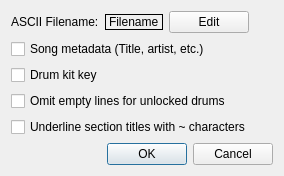
This is src/GUI/asciiDialog.ui in Whatang/DrumBurp as Qt 5 draws it before an edit. The edited form follows.
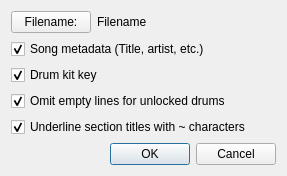
This is the edited form.

Commit message: Greater control over ASCII exports.

```diff
--- a/src/GUI/asciiDialog.ui
+++ b/src/GUI/asciiDialog.ui
@@ -6,7 +6,7 @@
    <rect>
     <x>0</x>
     <y>0</y>
-    <width>284</width>
+    <width>287</width>
     <height>168</height>
    </rect>
   </property>
@@ -23,15 +23,9 @@
    <item>
     <layout class="QHBoxLayout" name="horizontalLayout">
      <item>
-      <widget class="QLabel" name="label">
-       <property name="sizePolicy">
-        <sizepolicy hsizetype="Preferred" vsizetype="Fixed">
-         <horstretch>0</horstretch>
-         <verstretch>0</verstretch>
-        </sizepolicy>
-       </property>
+      <widget class="QPushButton" name="filenameButton">
        <property name="text">
-        <string>ASCII Filename:</string>
+        <string>Filename:</string>
        </property>
       </widget>
      </item>
@@ -44,20 +38,13 @@
         </sizepolicy>
        </property>
        <property name="frameShape">
-        <enum>QFrame::Panel</enum>
+        <enum>QFrame::NoFrame</enum>
        </property>
        <property name="text">
         <string>Filename</string>
        </property>
       </widget>
      </item>
-     <item>
-      <widget class="QPushButton" name="filenameButton">
-       <property name="text">
-        <string>Edit</string>
-       </property>
-      </widget>
-     </item>
      <item>
       <spacer name="horizontalSpacer_2">
        <property name="orientation">
@@ -82,6 +69,9 @@
          <property name="text">
           <string>Song metadata (Title, artist, etc.)</string>
          </property>
+         <property name="checked">
+          <bool>true</bool>
+         </property>
         </widget>
        </item>
        <item>
@@ -89,6 +79,9 @@
          <property name="text">
           <string>Drum kit key</string>
          </property>
+         <property name="checked">
+          <bool>true</bool>
+         </property>
         </widget>
        </item>
        <item>
@@ -96,6 +89,9 @@
          <property name="text">
           <string>Omit empty lines for unlocked drums</string>
          </property>
+         <property name="checked">
+          <bool>true</bool>
+         </property>
         </widget>
        </item>
        <item>
@@ -103,6 +99,9 @@
          <property name="text">
           <string>Underline section titles with ~ characters</string>
          </property>
+         <property name="checked">
+          <bool>true</bool>
+         </property>
         </widget>
        </item>
       </layout>
```
The commit also changes 6 other files.
